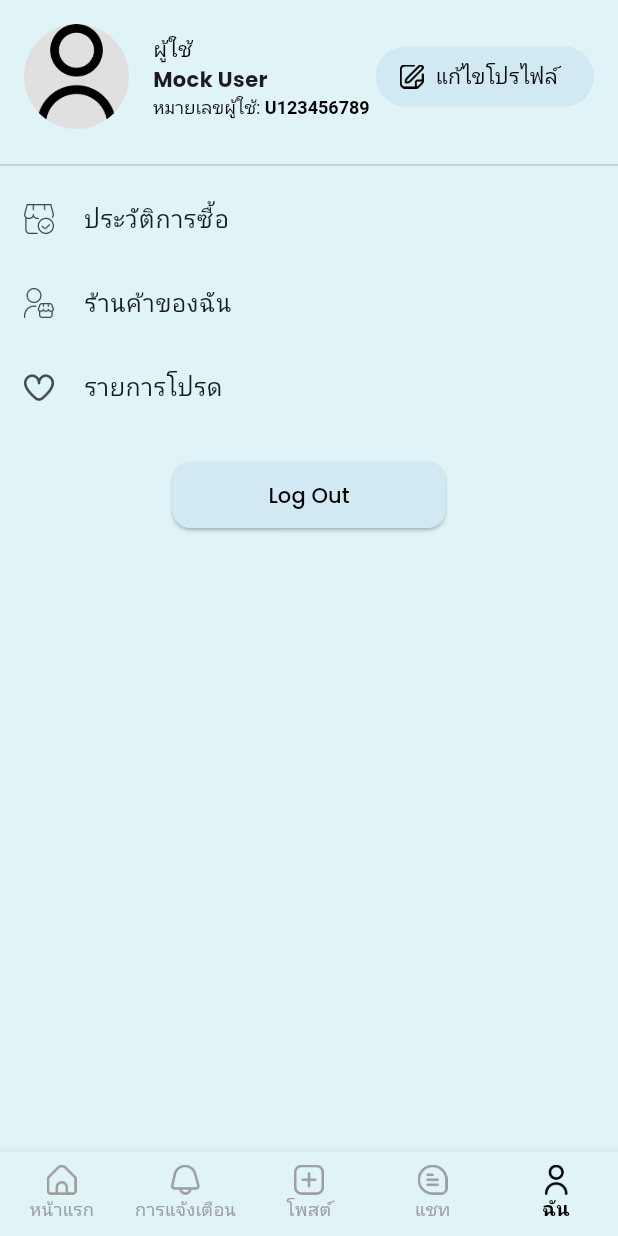
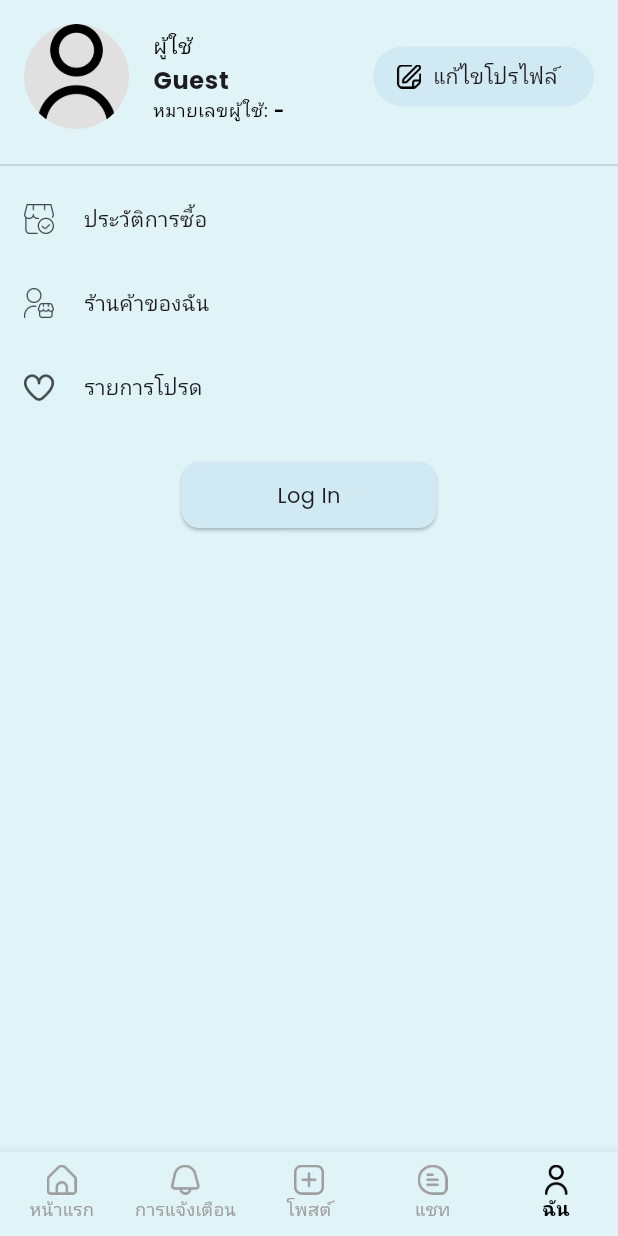
Before and after one commit to sareefhub/Locaza, a Flutter app: the screen it shows after launch, item 5 of the bottom bar chosen, on a phone screen of 412 x 824 dp. Run offline on Flutter 3.47's test engine with Material 3 defaults, Android fonts, the phone set to English and light mode, and no system bars; our stand-ins replace awesome_dialog, dropdown_button2, flutter_riverpod, go_router, google_fonts, image_picker and 2 more; accounts and stored records are empty; Roboto replaces fonts that are missing (Sarabun).

Commit message:
feat(auth, profile): ปรับโครงสร้างและอัพเดตการเชื่อมต่อ API พร้อมแก้ไขการจัดการ session และฟอนต์
- อัพเดต auth_provider, login screen และ repository สำหรับการเข้าสู่ระบบ
- แก้ไข profile screen ให้ใช้ฟอนต์จาก main.dart (Poppins)
- ปรับปรุง user_session ให้รองรับฟิลด์ข้อมูลจาก API
- เพิ่ม/แก้ไข profile_api และ profile_provider สำหรับโหลดข้อมูลผู้ใช้
- อัพเดต api_config สำหรับ baseUrl
- ปรับ dependencies ใน pubspec.yaml

```diff
--- a/frontend/lib/config/api_config.dart
+++ b/frontend/lib/config/api_config.dart
@@ -1,3 +1,8 @@
 class ApiConfig {
   static const String baseUrl = "http://10.0.2.2:8000/api/v1";
+
+  static String fixUrl(String? url) {
+    if (url == null || url.isEmpty) return "";
+    return url.replaceFirst("http://localhost:8000", "http://10.0.2.2:8000");
+  }
 }
--- a/frontend/lib/features/auth/domain/entities/user.dart
+++ /dev/null
@@ -1,22 +0,0 @@
-class User {
-  final int id;
-  final String username;
-  final String email;
-  final String phone;
-
-  User({
-    required this.id,
-    required this.username,
-    required this.email,
-    required this.phone,
-  });
-
-  factory User.fromJson(Map<String, dynamic> json) {
-    return User(
-      id: json['id'],
-      username: json['username'],
-      email: json['email'],
-      phone: json['phone'],
-    );
-  }
-}
--- a/frontend/lib/features/auth/domain/repositories/auth_repository.dart
+++ /dev/null
@@ -1,5 +0,0 @@
-abstract class AuthRepository {
-  Future<String> login(String username, String password);
-  Future<void> register(String username, String password, String email, String phone);
-  Future<Map<String, dynamic>> me(String token);
-}
--- a/frontend/lib/features/profile/presentation/screens/profile_screen.dart
+++ b/frontend/lib/features/profile/presentation/screens/profile_screen.dart
@@ -2,6 +2,8 @@ import 'package:flutter/material.dart';
 import 'package:go_router/go_router.dart';
 import '../../../../core/widgets/navigation.dart';
 import '../../../../utils/user_session.dart';
+import '../../../../config/api_config.dart';
+import '../../infrastructure/profile_api.dart';
 
 class ProfileScreen extends StatefulWidget {
   const ProfileScreen({super.key});
@@ -14,6 +16,7 @@ class _ProfileScreenState extends State<ProfileScreen> {
   String? username;
   String? userId;
   String? phone;
+  String? avatarUrl;
   bool isLoading = true;
 
   @override
@@ -23,37 +26,66 @@ class _ProfileScreenState extends State<ProfileScreen> {
   }
 
   Future<void> _loadUserData() async {
-    await Future.delayed(const Duration(milliseconds: 500));
+    await UserSession.loadFromStorage();
+
+    if (UserSession.token != null) {
+      try {
+        final profile = await ProfileApi().getProfile();
+        if (profile != null) {
           setState(() {
-      username = UserSession.username ?? "Mock User";
-      userId = UserSession.id ?? "U123456789";
-      phone = UserSession.phone ?? "0812345678";
-      isLoading = false;
+            username = profile['username'] ?? "Guest";
+            userId = profile['id']?.toString() ?? "-";
+            phone = profile['phone'] ?? "-";
+            avatarUrl = profile['avatar_url'];
           });
+        } else {
+          _setGuest();
+        }
+      } catch (_) {
+        _setGuest();
+      }
+    } else {
+      _setGuest();
+    }
+
+    await Future.delayed(const Duration(milliseconds: 300));
+    if (mounted) setState(() => isLoading = false);
+  }
+
+  void _setGuest() {
+    username = "Guest";
+    userId = "-";
+    phone = "-";
+    avatarUrl = null;
   }
 
   void _confirmLogout(BuildContext context) {
     showDialog(
       context: context,
       builder: (ctx) => AlertDialog(
-        title: const Text("ยืนยันการออกจากระบบ"),
-        content: const Text("คุณแน่ใจหรือไม่ที่จะออกจากระบบ?"),
+        title: Text("ยืนยันการออกจากระบบ",
+            style: Theme.of(context).textTheme.titleMedium),
+        content: Text("คุณแน่ใจหรือไม่ที่จะออกจากระบบ?",
+            style: Theme.of(context).textTheme.bodyMedium),
         actions: [
           TextButton(
             onPressed: () => context.pop(),
-            child: const Text("ยกเลิก"),
+            child: Text("ยกเลิก", style: Theme.of(context).textTheme.bodyMedium),
           ),
           ElevatedButton(
             onPressed: () {
               context.pop();
               UserSession.clear();
+              _setGuest();
+              setState(() {});
               context.go('/login');
             },
             style: ElevatedButton.styleFrom(
               backgroundColor: const Color(0xFFD1E9F2),
               foregroundColor: Colors.black,
             ),
-            child: const Text("ยืนยัน"),
+            child:
+                Text("ยืนยัน", style: Theme.of(context).textTheme.bodyMedium),
           ),
         ],
       ),
@@ -78,8 +110,8 @@ class _ProfileScreenState extends State<ProfileScreen> {
                         CircleAvatar(
                           radius: 35,
                           backgroundColor: Colors.grey[300],
-                          backgroundImage: UserSession.avatarUrl != null
-                              ? NetworkImage(UserSession.avatarUrl!)
+                          backgroundImage: avatarUrl != null
+                              ? NetworkImage(ApiConfig.fixUrl(avatarUrl))
                               : const AssetImage('assets/icons/user.png')
                                   as ImageProvider,
                         ),
@@ -88,38 +120,51 @@ class _ProfileScreenState extends State<ProfileScreen> {
                           child: Column(
                             crossAxisAlignment: CrossAxisAlignment.start,
                             children: [
-                              const Text(
+                              Text(
                                 'ผู้ใช้',
-                                style: TextStyle(
+                                style: Theme.of(context)
+                                    .textTheme
+                                    .bodyMedium
+                                    ?.merge(const TextStyle(
                                       fontSize: 14,
                                       color: Colors.black,
-                                ),
+                                    )),
                               ),
                               Text(
-                                username!,
-                                style: const TextStyle(
+                                username ?? "",
+                                style: Theme.of(context)
+                                    .textTheme
+                                    .bodyLarge
+                                    ?.merge(const TextStyle(
                                       fontWeight: FontWeight.bold,
-                                ),
+                                    )),
                                 overflow: TextOverflow.ellipsis,
                               ),
                               RichText(
                                 text: TextSpan(
+                                  style: Theme.of(context).textTheme.bodySmall,
                                   children: [
-                                    const TextSpan(
+                                    TextSpan(
                                       text: 'หมายเลขผู้ใช้: ',
-                                      style: TextStyle(
+                                      style: Theme.of(context)
+                                          .textTheme
+                                          .bodySmall
+                                          ?.merge(const TextStyle(
                                             fontSize: 12,
                                             color: Colors.black,
                                             fontWeight: FontWeight.normal,
-                                      ),
+                                          )),
                                     ),
                                     TextSpan(
-                                      text: userId,
-                                      style: const TextStyle(
+                                      text: userId ?? "",
+                                      style: Theme.of(context)
+                                          .textTheme
+                                          .bodySmall
+                                          ?.merge(const TextStyle(
                                             fontSize: 12,
                                             color: Colors.black,
                                             fontWeight: FontWeight.bold,
-                                      ),
+                                          )),
                                     ),
                                   ],
                                 ),
@@ -137,10 +182,9 @@ class _ProfileScreenState extends State<ProfileScreen> {
                             AssetImage('assets/icons/edit.png'),
                             size: 16,
                           ),
-                          label: const Text(
-                            'แก้ไขโปรไฟล์',
-                            overflow: TextOverflow.ellipsis,
-                          ),
+                          label: Text('แก้ไขโปรไฟล์',
+                              style: Theme.of(context).textTheme.bodyMedium,
+                              overflow: TextOverflow.ellipsis),
                           style: ElevatedButton.styleFrom(
                             backgroundColor: const Color(0xFFD1E9F2),
                             foregroundColor: Colors.black,
@@ -159,30 +203,29 @@ class _ProfileScreenState extends State<ProfileScreen> {
                             AssetImage('assets/icons/seller-store.png'),
                             size: 20,
                           ),
-                          title: const Text("ประวัติการซื้อ"),
-                          onTap: () {
-                            context.go('/purchase_history');
-                          },
+                          title: Text("ประวัติการซื้อ",
+                              style: Theme.of(context).textTheme.bodyMedium),
+                          onTap: () => context.go('/purchase_history'),
                         ),
                         ListTile(
                           leading: const ImageIcon(
                             AssetImage('assets/icons/seller.png'),
                             size: 20,
                           ),
-                          title: const Text("ร้านค้าของฉัน"),
+                          title: Text("ร้านค้าของฉัน",
+                              style: Theme.of(context).textTheme.bodyMedium),
                           onTap: () {
                             final sellerData = {
-                              'id': UserSession.id ?? '1',
-                              'name': UserSession.username ?? 'ร้านค้าของฉัน',
-                              'avatar_url': UserSession.avatarUrl ?? '',
+                              'id': userId ?? '1',
+                              'name': username ?? 'ร้านค้าของฉัน',
+                              'avatar_url': avatarUrl ?? '',
                               'rating': 4.9,
                               'followers': 120,
                               'products': [],
                               'categories': [],
                             };
-
                             context.push(
-                              '/store/${UserSession.id ?? '1'}',
+                              '/store/${userId ?? '1'}',
                               extra: {'isOwner': true, 'seller': sellerData},
                             );
                           },
@@ -192,15 +235,16 @@ class _ProfileScreenState extends State<ProfileScreen> {
                             AssetImage('assets/icons/heart.png'),
                             size: 20,
                           ),
-                          title: const Text("รายการโปรด"),
-                          onTap: () {
-                            context.go('/favorite');
-                          },
+                          title: Text("รายการโปรด",
+                              style: Theme.of(context).textTheme.bodyMedium),
+                          onTap: () => context.go('/favorite'),
                         ),
                         const SizedBox(height: 20),
                         Center(
                           child: ElevatedButton(
-                            onPressed: () => _confirmLogout(context),
+                            onPressed: UserSession.token != null
+                                ? () => _confirmLogout(context)
+                                : () => context.go('/login'),
                             style: ElevatedButton.styleFrom(
                               backgroundColor: const Color(0xFFD1E9F2),
                               foregroundColor: Colors.black,
@@ -208,12 +252,17 @@ class _ProfileScreenState extends State<ProfileScreen> {
                                 borderRadius: BorderRadius.circular(12),
                               ),
                             ),
-                            child: const Padding(
-                              padding: EdgeInsets.symmetric(
+                            child: Padding(
+                              padding: const EdgeInsets.symmetric(
                                 horizontal: 40,
                                 vertical: 12,
                               ),
-                              child: Text('Log Out'),
+                              child: Text(
+                                UserSession.token != null
+                                    ? 'Log Out'
+                                    : 'Log In',
+                                style: Theme.of(context).textTheme.bodyMedium,
+                              ),
                             ),
                           ),
                         ),
--- a/frontend/lib/utils/user_session.dart
+++ b/frontend/lib/utils/user_session.dart
@@ -3,16 +3,30 @@ import 'package:shared_preferences/shared_preferences.dart';
 class UserSession {
   static String? id;
   static String? username;
+  static String? name;
+  static String? email;
   static String? phone;
   static String? avatarUrl;
+  static String? location;
+  static bool isVerified = false;
+  static double reputationScore = 0.0;
+  static String? createdAt;
+  static String? updatedAt;
   static String? token;
   static bool isLoggedIn = false;
 
   static Future<void> clear() async {
     id = null;
     username = null;
+    name = null;
+    email = null;
     phone = null;
     avatarUrl = null;
+    location = null;
+    isVerified = false;
+    reputationScore = 0.0;
+    createdAt = null;
+    updatedAt = null;
     token = null;
     isLoggedIn = false;
 
@@ -24,8 +38,15 @@ class UserSession {
     final prefs = await SharedPreferences.getInstance();
     if (id != null) await prefs.setString('id', id!);
     if (username != null) await prefs.setString('username', username!);
+    if (name != null) await prefs.setString('name', name!);
+    if (email != null) await prefs.setString('email', email!);
     if (phone != null) await prefs.setString('phone', phone!);
-    if (avatarUrl != null) await prefs.setString('avatarUrl', avatarUrl!);
+    if (avatarUrl != null) await prefs.setString('avatar_url', avatarUrl!);
+    if (location != null) await prefs.setString('location', location!);
+    await prefs.setBool('is_verified', isVerified);
+    await prefs.setDouble('reputation_score', reputationScore);
+    if (createdAt != null) await prefs.setString('created_at', createdAt!);
+    if (updatedAt != null) await prefs.setString('updated_at', updatedAt!);
     if (token != null) await prefs.setString('token', token!);
     await prefs.setBool('isLoggedIn', isLoggedIn);
   }
@@ -34,8 +55,15 @@ class UserSession {
     final prefs = await SharedPreferences.getInstance();
     id = prefs.getString('id');
     username = prefs.getString('username');
+    name = prefs.getString('name');
+    email = prefs.getString('email');
     phone = prefs.getString('phone');
-    avatarUrl = prefs.getString('avatarUrl');
+    avatarUrl = prefs.getString('avatar_url');
+    location = prefs.getString('location');
+    isVerified = prefs.getBool('is_verified') ?? false;
+    reputationScore = prefs.getDouble('reputation_score') ?? 0.0;
+    createdAt = prefs.getString('created_at');
+    updatedAt = prefs.getString('updated_at');
     token = prefs.getString('token');
     isLoggedIn = prefs.getBool('isLoggedIn') ?? false;
   }
--- a/frontend/pubspec.yaml
+++ b/frontend/pubspec.yaml
@@ -46,6 +46,7 @@ dependencies:
   geocoding: ^2.1.0
   http: ^1.2.0
   awesome_dialog: ^3.2.0
+  provider: ^6.0.5
 
   # The following adds the Cupertino Icons font to your application.
   # Use with the CupertinoIcons class for iOS style icons.
```
Also changed, not shown: frontend/lib/features/auth/application/auth_provider.dart (+41 -16 lines), frontend/lib/features/auth/domain/usecases/login_usecase.dart (deleted, +0 -11 lines), frontend/lib/features/auth/infrastructure/auth_api.dart (renamed from frontend/lib/features/auth/infrastructure/services/auth_api.dart, +2 -22 lines), frontend/lib/features/auth/infrastructure/repositories_impl/auth_repository_impl.dart (deleted, +0 -24 lines), frontend/lib/features/auth/presentation/screens/login_username_screen.dart (+19 -33 lines), frontend/lib/features/profile/application/profile_provider.dart (+50 -0 lines), frontend/lib/features/profile/infrastructure/profile_api.dart (added, +25 -0 lines), frontend/pubspec.lock. Lines whose indentation alone changed are shown as unchanged.
